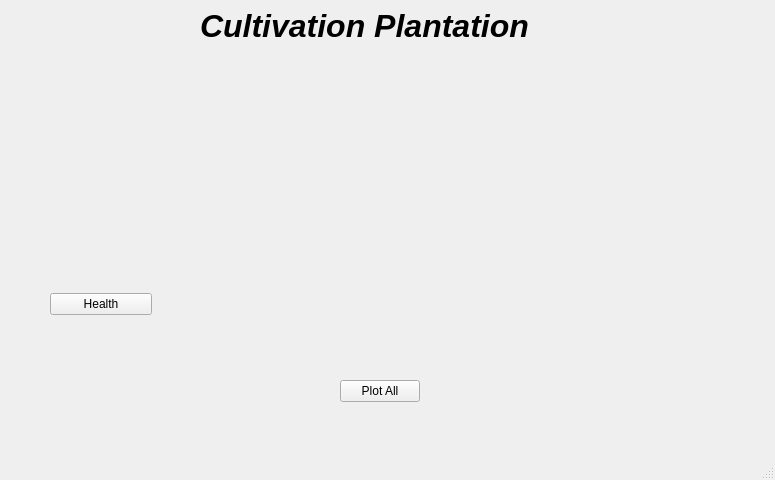
First picture: the form in frontend/QTSource/mainwindow.ui, repository juanfmuller/remote_plant_monitor, before the edit.
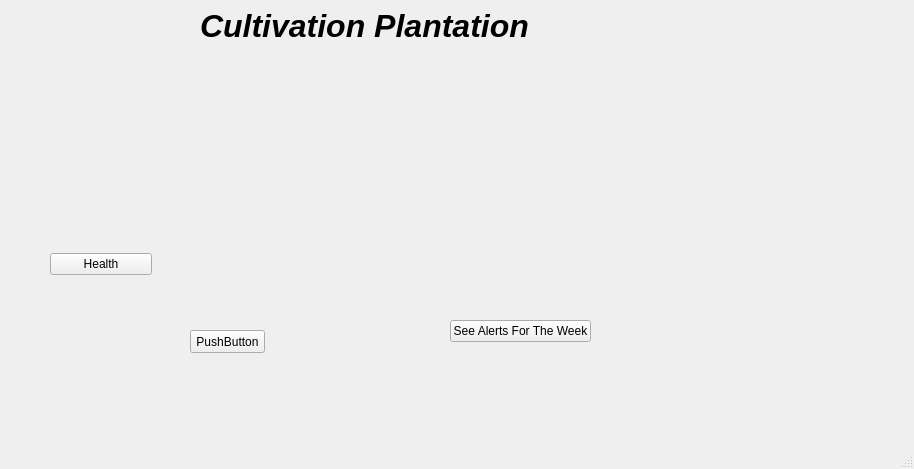
Second picture: the form after the edit. Icons and pictures are not drawn. Custom widgets are drawn as their Qt base class.

```diff
--- a/frontend/QTSource/mainwindow.ui
+++ b/frontend/QTSource/mainwindow.ui
@@ -6,8 +6,8 @@
    <rect>
     <x>0</x>
     <y>0</y>
-    <width>775</width>
-    <height>480</height>
+    <width>914</width>
+    <height>469</height>
    </rect>
   </property>
   <property name="windowTitle">
@@ -17,14 +17,14 @@
    <widget class="QPushButton" name="Plot_Button">
     <property name="geometry">
      <rect>
-      <x>340</x>
-      <y>380</y>
-      <width>80</width>
+      <x>450</x>
+      <y>320</y>
+      <width>141</width>
       <height>22</height>
      </rect>
     </property>
     <property name="text">
-     <string>Plot All</string>
+     <string>See Alerts For The Week</string>
     </property>
    </widget>
    <widget class="QLabel" name="Title">
@@ -52,7 +52,7 @@
     <property name="geometry">
      <rect>
       <x>50</x>
-      <y>140</y>
+      <y>100</y>
       <width>102</width>
       <height>175</height>
      </rect>
@@ -90,13 +90,26 @@
    <widget class="QWidget" name="widget_2" native="true">
     <property name="geometry">
      <rect>
-      <x>409</x>
-      <y>59</y>
-      <width>221</width>
-      <height>171</height>
+      <x>540</x>
+      <y>90</y>
+      <width>291</width>
+      <height>201</height>
      </rect>
     </property>
    </widget>
+   <widget class="QPushButton" name="plotButton">
+    <property name="geometry">
+     <rect>
+      <x>190</x>
+      <y>330</y>
+      <width>75</width>
+      <height>23</height>
+     </rect>
+    </property>
+    <property name="text">
+     <string>PushButton</string>
+    </property>
+   </widget>
   </widget>
   <widget class="QMenuBar" name="menubar">
    <property name="geometry">
@@ -110,6 +123,14 @@
   </widget>
   <widget class="QStatusBar" name="statusbar"/>
  </widget>
+ <customwidgets>
+  <customwidget>
+   <class>QCustomPlot</class>
+   <extends>QWidget</extends>
+   <header>qcustomplot.h</header>
+   <container>1</container>
+  </customwidget>
+ </customwidgets>
  <resources/>
  <connections/>
 </ui>
```
Left out of the diff: 16 changed lines with no effect on the pictures.
